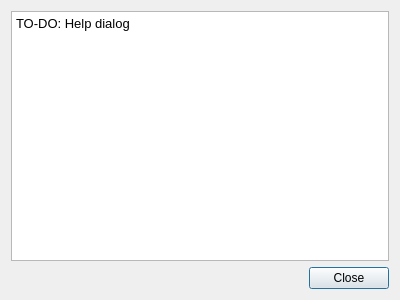
gsanhueza/BlastSight, file blastsight/view/gui/UI/helpdialog.ui: the form before one commit.
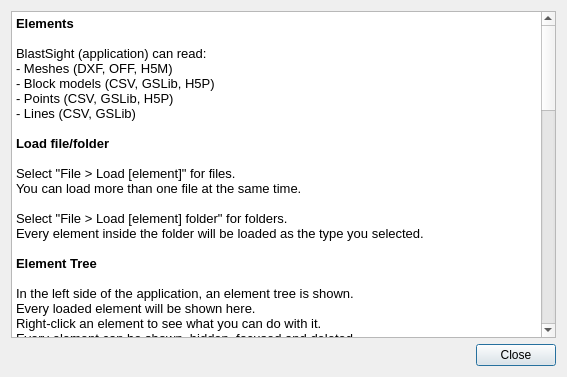
The form after the commit.

Commit message: Help dialog updated

What changed in the file:
```diff
--- a/blastsight/view/gui/UI/helpdialog.ui
+++ b/blastsight/view/gui/UI/helpdialog.ui
@@ -6,8 +6,8 @@
    <rect>
     <x>0</x>
     <y>0</y>
-    <width>400</width>
-    <height>300</height>
+    <width>567</width>
+    <height>377</height>
    </rect>
   </property>
   <property name="windowTitle">
@@ -21,7 +21,82 @@
 &lt;html&gt;&lt;head&gt;&lt;meta name=&quot;qrichtext&quot; content=&quot;1&quot; /&gt;&lt;style type=&quot;text/css&quot;&gt;
 p, li { white-space: pre-wrap; }
 &lt;/style&gt;&lt;/head&gt;&lt;body style=&quot; font-family:'Noto Sans'; font-size:10pt; font-weight:400; font-style:normal;&quot;&gt;
-&lt;p style=&quot; margin-top:0px; margin-bottom:0px; margin-left:0px; margin-right:0px; -qt-block-indent:0; text-indent:0px;&quot;&gt;&lt;span style=&quot; font-family:'Noto Sans';&quot;&gt;TO-DO: Help dialog&lt;/span&gt;&lt;/p&gt;&lt;/body&gt;&lt;/html&gt;</string>
+&lt;p style=&quot; margin-top:0px; margin-bottom:0px; margin-left:0px; margin-right:0px; -qt-block-indent:0; text-indent:0px;&quot;&gt;&lt;span style=&quot; font-family:'Noto Sans'; font-weight:600;&quot;&gt;Elements&lt;/span&gt;&lt;/p&gt;
+&lt;p style=&quot;-qt-paragraph-type:empty; margin-top:0px; margin-bottom:0px; margin-left:0px; margin-right:0px; -qt-block-indent:0; text-indent:0px; font-family:'Noto Sans'; font-weight:600;&quot;&gt;&lt;br /&gt;&lt;/p&gt;
+&lt;p style=&quot; margin-top:0px; margin-bottom:0px; margin-left:0px; margin-right:0px; -qt-block-indent:0; text-indent:0px;&quot;&gt;&lt;span style=&quot; font-family:'Noto Sans';&quot;&gt;BlastSight (application) can read:&lt;/span&gt;&lt;/p&gt;
+&lt;p style=&quot; margin-top:0px; margin-bottom:0px; margin-left:0px; margin-right:0px; -qt-block-indent:0; text-indent:0px;&quot;&gt;&lt;span style=&quot; font-family:'Noto Sans';&quot;&gt;- Meshes (DXF, OFF, H5M)&lt;/span&gt;&lt;/p&gt;
+&lt;p style=&quot; margin-top:0px; margin-bottom:0px; margin-left:0px; margin-right:0px; -qt-block-indent:0; text-indent:0px;&quot;&gt;&lt;span style=&quot; font-family:'Noto Sans';&quot;&gt;- Block models (CSV, GSLib, H5P)&lt;/span&gt;&lt;/p&gt;
+&lt;p style=&quot; margin-top:0px; margin-bottom:0px; margin-left:0px; margin-right:0px; -qt-block-indent:0; text-indent:0px;&quot;&gt;&lt;span style=&quot; font-family:'Noto Sans';&quot;&gt;- Points (CSV, GSLib, H5P)&lt;/span&gt;&lt;/p&gt;
+&lt;p style=&quot; margin-top:0px; margin-bottom:0px; margin-left:0px; margin-right:0px; -qt-block-indent:0; text-indent:0px;&quot;&gt;&lt;span style=&quot; font-family:'Noto Sans';&quot;&gt;- Lines (CSV, GSLib)&lt;/span&gt;&lt;/p&gt;
+&lt;p style=&quot;-qt-paragraph-type:empty; margin-top:0px; margin-bottom:0px; margin-left:0px; margin-right:0px; -qt-block-indent:0; text-indent:0px; font-family:'Noto Sans';&quot;&gt;&lt;br /&gt;&lt;/p&gt;
+&lt;p style=&quot; margin-top:0px; margin-bottom:0px; margin-left:0px; margin-right:0px; -qt-block-indent:0; text-indent:0px;&quot;&gt;&lt;span style=&quot; font-family:'Noto Sans'; font-weight:600;&quot;&gt;Load file/folder&lt;/span&gt;&lt;/p&gt;
+&lt;p style=&quot;-qt-paragraph-type:empty; margin-top:0px; margin-bottom:0px; margin-left:0px; margin-right:0px; -qt-block-indent:0; text-indent:0px; font-family:'Noto Sans';&quot;&gt;&lt;br /&gt;&lt;/p&gt;
+&lt;p style=&quot; margin-top:0px; margin-bottom:0px; margin-left:0px; margin-right:0px; -qt-block-indent:0; text-indent:0px;&quot;&gt;&lt;span style=&quot; font-family:'Noto Sans';&quot;&gt;Select &amp;quot;File &amp;gt; Load [element]&amp;quot; for files.&lt;/span&gt;&lt;/p&gt;
+&lt;p style=&quot; margin-top:0px; margin-bottom:0px; margin-left:0px; margin-right:0px; -qt-block-indent:0; text-indent:0px;&quot;&gt;&lt;span style=&quot; font-family:'Noto Sans';&quot;&gt;You can load more than one file at the same time.&lt;/span&gt;&lt;/p&gt;
+&lt;p style=&quot;-qt-paragraph-type:empty; margin-top:0px; margin-bottom:0px; margin-left:0px; margin-right:0px; -qt-block-indent:0; text-indent:0px; font-family:'Noto Sans';&quot;&gt;&lt;br /&gt;&lt;/p&gt;
+&lt;p style=&quot; margin-top:0px; margin-bottom:0px; margin-left:0px; margin-right:0px; -qt-block-indent:0; text-indent:0px;&quot;&gt;&lt;span style=&quot; font-family:'Noto Sans';&quot;&gt;Select &amp;quot;File &amp;gt; Load [element] folder&amp;quot; for folders.&lt;/span&gt;&lt;/p&gt;
+&lt;p style=&quot; margin-top:0px; margin-bottom:0px; margin-left:0px; margin-right:0px; -qt-block-indent:0; text-indent:0px;&quot;&gt;&lt;span style=&quot; font-family:'Noto Sans';&quot;&gt;Every element inside the folder will be loaded as the type you selected.&lt;/span&gt;&lt;/p&gt;
+&lt;p style=&quot;-qt-paragraph-type:empty; margin-top:0px; margin-bottom:0px; margin-left:0px; margin-right:0px; -qt-block-indent:0; text-indent:0px; font-family:'Noto Sans';&quot;&gt;&lt;br /&gt;&lt;/p&gt;
+&lt;p style=&quot; margin-top:0px; margin-bottom:0px; margin-left:0px; margin-right:0px; -qt-block-indent:0; text-indent:0px;&quot;&gt;&lt;span style=&quot; font-family:'Noto Sans'; font-weight:600;&quot;&gt;Element Tree&lt;/span&gt;&lt;/p&gt;
+&lt;p style=&quot;-qt-paragraph-type:empty; margin-top:0px; margin-bottom:0px; margin-left:0px; margin-right:0px; -qt-block-indent:0; text-indent:0px; font-family:'Noto Sans'; font-weight:600;&quot;&gt;&lt;br /&gt;&lt;/p&gt;
+&lt;p style=&quot; margin-top:0px; margin-bottom:0px; margin-left:0px; margin-right:0px; -qt-block-indent:0; text-indent:0px;&quot;&gt;&lt;span style=&quot; font-family:'Noto Sans';&quot;&gt;In the left side of the application, an element tree is shown. &lt;/span&gt;&lt;/p&gt;
+&lt;p style=&quot; margin-top:0px; margin-bottom:0px; margin-left:0px; margin-right:0px; -qt-block-indent:0; text-indent:0px;&quot;&gt;&lt;span style=&quot; font-family:'Noto Sans';&quot;&gt;Every loaded element will be shown here.&lt;/span&gt;&lt;/p&gt;
+&lt;p style=&quot; margin-top:0px; margin-bottom:0px; margin-left:0px; margin-right:0px; -qt-block-indent:0; text-indent:0px;&quot;&gt;&lt;span style=&quot; font-family:'Noto Sans';&quot;&gt;Right-click an element to see what you can do with it.&lt;/span&gt;&lt;/p&gt;
+&lt;p style=&quot; margin-top:0px; margin-bottom:0px; margin-left:0px; margin-right:0px; -qt-block-indent:0; text-indent:0px;&quot;&gt;&lt;span style=&quot; font-family:'Noto Sans';&quot;&gt;Every element can be shown, hidden, focused and deleted.&lt;/span&gt;&lt;/p&gt;
+&lt;p style=&quot; margin-top:0px; margin-bottom:0px; margin-left:0px; margin-right:0px; -qt-block-indent:0; text-indent:0px;&quot;&gt;&lt;span style=&quot; font-family:'Noto Sans';&quot;&gt;Specific elements have more functionalities, so feel free to explore.&lt;/span&gt;&lt;/p&gt;
+&lt;p style=&quot;-qt-paragraph-type:empty; margin-top:0px; margin-bottom:0px; margin-left:0px; margin-right:0px; -qt-block-indent:0; text-indent:0px; font-family:'Noto Sans';&quot;&gt;&lt;br /&gt;&lt;/p&gt;
+&lt;p style=&quot; margin-top:0px; margin-bottom:0px; margin-left:0px; margin-right:0px; -qt-block-indent:0; text-indent:0px;&quot;&gt;&lt;span style=&quot; font-family:'Noto Sans'; font-weight:600;&quot;&gt;Camera properties&lt;/span&gt;&lt;/p&gt;
+&lt;p style=&quot;-qt-paragraph-type:empty; margin-top:0px; margin-bottom:0px; margin-left:0px; margin-right:0px; -qt-block-indent:0; text-indent:0px; font-family:'Noto Sans'; font-weight:600;&quot;&gt;&lt;br /&gt;&lt;/p&gt;
+&lt;p style=&quot; margin-top:0px; margin-bottom:0px; margin-left:0px; margin-right:0px; -qt-block-indent:0; text-indent:0px;&quot;&gt;&lt;span style=&quot; font-family:'Noto Sans';&quot;&gt;Select &amp;quot;View &amp;gt; Camera properties&amp;quot; to manually edit each &lt;/span&gt;&lt;/p&gt;
+&lt;p style=&quot; margin-top:0px; margin-bottom:0px; margin-left:0px; margin-right:0px; -qt-block-indent:0; text-indent:0px;&quot;&gt;&lt;span style=&quot; font-family:'Noto Sans';&quot;&gt;property of the camera (position, rotation center, angle)&lt;/span&gt;&lt;/p&gt;
+&lt;p style=&quot; margin-top:0px; margin-bottom:0px; margin-left:0px; margin-right:0px; -qt-block-indent:0; text-indent:0px;&quot;&gt;&lt;span style=&quot; font-family:'Noto Sans';&quot;&gt;Alternatively, use the &amp;quot;Plan/North/East View&amp;quot; buttons to &lt;/span&gt;&lt;/p&gt;
+&lt;p style=&quot; margin-top:0px; margin-bottom:0px; margin-left:0px; margin-right:0px; -qt-block-indent:0; text-indent:0px;&quot;&gt;&lt;span style=&quot; font-family:'Noto Sans';&quot;&gt;automatically rotate the camera in a preset angle.&lt;/span&gt;&lt;/p&gt;
+&lt;p style=&quot;-qt-paragraph-type:empty; margin-top:0px; margin-bottom:0px; margin-left:0px; margin-right:0px; -qt-block-indent:0; text-indent:0px; font-family:'Noto Sans';&quot;&gt;&lt;br /&gt;&lt;/p&gt;
+&lt;p style=&quot; margin-top:0px; margin-bottom:0px; margin-left:0px; margin-right:0px; -qt-block-indent:0; text-indent:0px;&quot;&gt;&lt;span style=&quot; font-family:'Noto Sans'; font-weight:600;&quot;&gt;Fit to screen&lt;/span&gt;&lt;/p&gt;
+&lt;p style=&quot;-qt-paragraph-type:empty; margin-top:0px; margin-bottom:0px; margin-left:0px; margin-right:0px; -qt-block-indent:0; text-indent:0px; font-family:'Noto Sans'; font-weight:600;&quot;&gt;&lt;br /&gt;&lt;/p&gt;
+&lt;p style=&quot; margin-top:0px; margin-bottom:0px; margin-left:0px; margin-right:0px; -qt-block-indent:0; text-indent:0px;&quot;&gt;&lt;span style=&quot; font-family:'Noto Sans';&quot;&gt;By default, this is enabled, so each time you load an element, &lt;/span&gt;&lt;/p&gt;
+&lt;p style=&quot; margin-top:0px; margin-bottom:0px; margin-left:0px; margin-right:0px; -qt-block-indent:0; text-indent:0px;&quot;&gt;&lt;span style=&quot; font-family:'Noto Sans';&quot;&gt;the camera will auto-fit to show all visible elements.&lt;/span&gt;&lt;/p&gt;
+&lt;p style=&quot; margin-top:0px; margin-bottom:0px; margin-left:0px; margin-right:0px; -qt-block-indent:0; text-indent:0px;&quot;&gt;&lt;span style=&quot; font-family:'Noto Sans';&quot;&gt;Select &amp;quot;View &amp;gt; Auto-fit to screen&amp;quot; to enable/disable it.&lt;/span&gt;&lt;/p&gt;
+&lt;p style=&quot; margin-top:0px; margin-bottom:0px; margin-left:0px; margin-right:0px; -qt-block-indent:0; text-indent:0px;&quot;&gt;&lt;span style=&quot; font-family:'Noto Sans';&quot;&gt;Select &amp;quot;View &amp;gt; Fit to screen&amp;quot; to manually request an auto-fit.&lt;/span&gt;&lt;/p&gt;
+&lt;p style=&quot;-qt-paragraph-type:empty; margin-top:0px; margin-bottom:0px; margin-left:0px; margin-right:0px; -qt-block-indent:0; text-indent:0px; font-family:'Noto Sans';&quot;&gt;&lt;br /&gt;&lt;/p&gt;
+&lt;p style=&quot; margin-top:0px; margin-bottom:0px; margin-left:0px; margin-right:0px; -qt-block-indent:0; text-indent:0px;&quot;&gt;&lt;span style=&quot; font-family:'Noto Sans'; font-weight:600;&quot;&gt;Turbo rendering&lt;/span&gt;&lt;/p&gt;
+&lt;p style=&quot;-qt-paragraph-type:empty; margin-top:0px; margin-bottom:0px; margin-left:0px; margin-right:0px; -qt-block-indent:0; text-indent:0px; font-family:'Noto Sans';&quot;&gt;&lt;br /&gt;&lt;/p&gt;
+&lt;p style=&quot; margin-top:0px; margin-bottom:0px; margin-left:0px; margin-right:0px; -qt-block-indent:0; text-indent:0px;&quot;&gt;&lt;span style=&quot; font-family:'Noto Sans';&quot;&gt;If you load a big amount of meshes, you might notice a performance hit.&lt;/span&gt;&lt;/p&gt;
+&lt;p style=&quot; margin-top:0px; margin-bottom:0px; margin-left:0px; margin-right:0px; -qt-block-indent:0; text-indent:0px;&quot;&gt;&lt;span style=&quot; font-family:'Noto Sans';&quot;&gt;Select &amp;quot;View &amp;gt; Turbo rendering&amp;quot; to send a performance request to BlastSight.&lt;/span&gt;&lt;/p&gt;
+&lt;p style=&quot; margin-top:0px; margin-bottom:0px; margin-left:0px; margin-right:0px; -qt-block-indent:0; text-indent:0px;&quot;&gt;&lt;span style=&quot; font-family:'Noto Sans';&quot;&gt;Keep in mind that this functionality uses more memory, and mesh alterations &lt;/span&gt;&lt;/p&gt;
+&lt;p style=&quot; margin-top:0px; margin-bottom:0px; margin-left:0px; margin-right:0px; -qt-block-indent:0; text-indent:0px;&quot;&gt;&lt;span style=&quot; font-family:'Noto Sans';&quot;&gt;will take longer to execute.&lt;/span&gt;&lt;/p&gt;
+&lt;p style=&quot;-qt-paragraph-type:empty; margin-top:0px; margin-bottom:0px; margin-left:0px; margin-right:0px; -qt-block-indent:0; text-indent:0px; font-family:'Noto Sans';&quot;&gt;&lt;br /&gt;&lt;/p&gt;
+&lt;p style=&quot; margin-top:0px; margin-bottom:0px; margin-left:0px; margin-right:0px; -qt-block-indent:0; text-indent:0px;&quot;&gt;&lt;span style=&quot; font-family:'Noto Sans'; font-weight:600;&quot;&gt;Screenshots&lt;/span&gt;&lt;/p&gt;
+&lt;p style=&quot;-qt-paragraph-type:empty; margin-top:0px; margin-bottom:0px; margin-left:0px; margin-right:0px; -qt-block-indent:0; text-indent:0px; font-family:'Noto Sans'; font-weight:600;&quot;&gt;&lt;br /&gt;&lt;/p&gt;
+&lt;p style=&quot; margin-top:0px; margin-bottom:0px; margin-left:0px; margin-right:0px; -qt-block-indent:0; text-indent:0px;&quot;&gt;&lt;span style=&quot; font-family:'Noto Sans';&quot;&gt;BlastSight comes with an integrated screenshot utility.&lt;/span&gt;&lt;/p&gt;
+&lt;p style=&quot; margin-top:0px; margin-bottom:0px; margin-left:0px; margin-right:0px; -qt-block-indent:0; text-indent:0px;&quot;&gt;&lt;span style=&quot; font-family:'Noto Sans';&quot;&gt;Select &amp;quot;View &amp;gt; Take Screenshot&amp;quot; to take an screenshot.&lt;/span&gt;&lt;/p&gt;
+&lt;p style=&quot; margin-top:0px; margin-bottom:0px; margin-left:0px; margin-right:0px; -qt-block-indent:0; text-indent:0px;&quot;&gt;&lt;span style=&quot; font-family:'Noto Sans';&quot;&gt;BlastSight will show a pop-up that allows you to decide &lt;/span&gt;&lt;/p&gt;
+&lt;p style=&quot; margin-top:0px; margin-bottom:0px; margin-left:0px; margin-right:0px; -qt-block-indent:0; text-indent:0px;&quot;&gt;&lt;span style=&quot; font-family:'Noto Sans';&quot;&gt;where the screenshot will be saved.&lt;/span&gt;&lt;/p&gt;
+&lt;p style=&quot;-qt-paragraph-type:empty; margin-top:0px; margin-bottom:0px; margin-left:0px; margin-right:0px; -qt-block-indent:0; text-indent:0px; font-family:'Noto Sans';&quot;&gt;&lt;br /&gt;&lt;/p&gt;
+&lt;p style=&quot; margin-top:0px; margin-bottom:0px; margin-left:0px; margin-right:0px; -qt-block-indent:0; text-indent:0px;&quot;&gt;&lt;span style=&quot; font-family:'Noto Sans'; font-weight:600;&quot;&gt;Projections&lt;/span&gt;&lt;/p&gt;
+&lt;p style=&quot;-qt-paragraph-type:empty; margin-top:0px; margin-bottom:0px; margin-left:0px; margin-right:0px; -qt-block-indent:0; text-indent:0px; font-family:'Noto Sans'; font-weight:600;&quot;&gt;&lt;br /&gt;&lt;/p&gt;
+&lt;p style=&quot; margin-top:0px; margin-bottom:0px; margin-left:0px; margin-right:0px; -qt-block-indent:0; text-indent:0px;&quot;&gt;&lt;span style=&quot; font-family:'Noto Sans';&quot;&gt;A Perspective projection shows a far element seems smaller than a near one.&lt;/span&gt;&lt;/p&gt;
+&lt;p style=&quot; margin-top:0px; margin-bottom:0px; margin-left:0px; margin-right:0px; -qt-block-indent:0; text-indent:0px;&quot;&gt;&lt;span style=&quot; font-family:'Noto Sans';&quot;&gt;An Orthographic projection shows far and close elements as the same size.&lt;/span&gt;&lt;/p&gt;
+&lt;p style=&quot; margin-top:0px; margin-bottom:0px; margin-left:0px; margin-right:0px; -qt-block-indent:0; text-indent:0px;&quot;&gt;&lt;span style=&quot; font-family:'Noto Sans';&quot;&gt;By default, BlastSight shows a Perspective projection.&lt;/span&gt;&lt;/p&gt;
+&lt;p style=&quot;-qt-paragraph-type:empty; margin-top:0px; margin-bottom:0px; margin-left:0px; margin-right:0px; -qt-block-indent:0; text-indent:0px; font-family:'Noto Sans';&quot;&gt;&lt;br /&gt;&lt;/p&gt;
+&lt;p style=&quot; margin-top:0px; margin-bottom:0px; margin-left:0px; margin-right:0px; -qt-block-indent:0; text-indent:0px;&quot;&gt;&lt;span style=&quot; font-family:'Noto Sans';&quot;&gt;Select &amp;quot;View &amp;gt; Orthographic projection&amp;quot; to change to Orthographic projection.&lt;/span&gt;&lt;/p&gt;
+&lt;p style=&quot; margin-top:0px; margin-bottom:0px; margin-left:0px; margin-right:0px; -qt-block-indent:0; text-indent:0px;&quot;&gt;&lt;span style=&quot; font-family:'Noto Sans';&quot;&gt;Select &amp;quot;View &amp;gt; Perspective projection&amp;quot; to change to Perspective projection.&lt;/span&gt;&lt;/p&gt;
+&lt;p style=&quot;-qt-paragraph-type:empty; margin-top:0px; margin-bottom:0px; margin-left:0px; margin-right:0px; -qt-block-indent:0; text-indent:0px; font-family:'Noto Sans';&quot;&gt;&lt;br /&gt;&lt;/p&gt;
+&lt;p style=&quot; margin-top:0px; margin-bottom:0px; margin-left:0px; margin-right:0px; -qt-block-indent:0; text-indent:0px;&quot;&gt;&lt;span style=&quot; font-family:'Noto Sans'; font-weight:600;&quot;&gt;Tools&lt;/span&gt;&lt;/p&gt;
+&lt;p style=&quot;-qt-paragraph-type:empty; margin-top:0px; margin-bottom:0px; margin-left:0px; margin-right:0px; -qt-block-indent:0; text-indent:0px; font-family:'Noto Sans'; font-weight:600;&quot;&gt;&lt;br /&gt;&lt;/p&gt;
+&lt;p style=&quot; margin-top:0px; margin-bottom:0px; margin-left:0px; margin-right:0px; -qt-block-indent:0; text-indent:0px;&quot;&gt;&lt;span style=&quot; font-family:'Noto Sans';&quot;&gt;Select &amp;quot;Tools &amp;gt; Slice meshes/blocks&amp;quot; to change to Slice mode.&lt;/span&gt;&lt;/p&gt;
+&lt;p style=&quot; margin-top:0px; margin-bottom:0px; margin-left:0px; margin-right:0px; -qt-block-indent:0; text-indent:0px;&quot;&gt;&lt;span style=&quot; font-family:'Noto Sans';&quot;&gt;Click two points on the screen to slice any mesh/block model between those clicks.&lt;/span&gt;&lt;/p&gt;
+&lt;p style=&quot; margin-top:0px; margin-bottom:0px; margin-left:0px; margin-right:0px; -qt-block-indent:0; text-indent:0px;&quot;&gt;&lt;span style=&quot; font-family:'Noto Sans';&quot;&gt;New elements will appear in the tree, and BlastSight will return to Normal mode.&lt;/span&gt;&lt;/p&gt;
+&lt;p style=&quot;-qt-paragraph-type:empty; margin-top:0px; margin-bottom:0px; margin-left:0px; margin-right:0px; -qt-block-indent:0; text-indent:0px; font-family:'Noto Sans';&quot;&gt;&lt;br /&gt;&lt;/p&gt;
+&lt;p style=&quot; margin-top:0px; margin-bottom:0px; margin-left:0px; margin-right:0px; -qt-block-indent:0; text-indent:0px;&quot;&gt;&lt;span style=&quot; font-family:'Noto Sans';&quot;&gt;Select &amp;quot;Tools &amp;gt; Detect meshes&amp;quot; to change to Detection mode.&lt;/span&gt;&lt;/p&gt;
+&lt;p style=&quot; margin-top:0px; margin-bottom:0px; margin-left:0px; margin-right:0px; -qt-block-indent:0; text-indent:0px;&quot;&gt;&lt;span style=&quot; font-family:'Noto Sans';&quot;&gt;Click on a mesh to select it in the Element Tree.&lt;/span&gt;&lt;/p&gt;
+&lt;p style=&quot; margin-top:0px; margin-bottom:0px; margin-left:0px; margin-right:0px; -qt-block-indent:0; text-indent:0px;&quot;&gt;&lt;span style=&quot; font-family:'Noto Sans';&quot;&gt;(In Normal mode, double-click a mesh to get the same effect).&lt;/span&gt;&lt;/p&gt;
+&lt;p style=&quot;-qt-paragraph-type:empty; margin-top:0px; margin-bottom:0px; margin-left:0px; margin-right:0px; -qt-block-indent:0; text-indent:0px; font-family:'Noto Sans';&quot;&gt;&lt;br /&gt;&lt;/p&gt;
+&lt;p style=&quot; margin-top:0px; margin-bottom:0px; margin-left:0px; margin-right:0px; -qt-block-indent:0; text-indent:0px;&quot;&gt;&lt;span style=&quot; font-family:'Noto Sans';&quot;&gt;Select &amp;quot;Tools &amp;gt; Measure mesh distances&amp;quot; to change to Measurement mode.&lt;/span&gt;&lt;/p&gt;
+&lt;p style=&quot; margin-top:0px; margin-bottom:0px; margin-left:0px; margin-right:0px; -qt-block-indent:0; text-indent:0px;&quot;&gt;&lt;span style=&quot; font-family:'Noto Sans';&quot;&gt;Click two meshes (or two points of the same mesh) to measure the distance&lt;/span&gt;&lt;/p&gt;
+&lt;p style=&quot; margin-top:0px; margin-bottom:0px; margin-left:0px; margin-right:0px; -qt-block-indent:0; text-indent:0px;&quot;&gt;&lt;span style=&quot; font-family:'Noto Sans';&quot;&gt;between the clicked points.&lt;/span&gt;&lt;/p&gt;
+&lt;p style=&quot;-qt-paragraph-type:empty; margin-top:0px; margin-bottom:0px; margin-left:0px; margin-right:0px; -qt-block-indent:0; text-indent:0px; font-family:'Noto Sans';&quot;&gt;&lt;br /&gt;&lt;/p&gt;
+&lt;p style=&quot; margin-top:0px; margin-bottom:0px; margin-left:0px; margin-right:0px; -qt-block-indent:0; text-indent:0px;&quot;&gt;&lt;span style=&quot; font-family:'Noto Sans';&quot;&gt;Select &amp;quot;Tools &amp;gt; Return to normal&amp;quot; to change to Normal mode.&lt;/span&gt;&lt;/p&gt;&lt;/body&gt;&lt;/html&gt;</string>
      </property>
     </widget>
    </item>
```
The commit also changes 1 other file.
